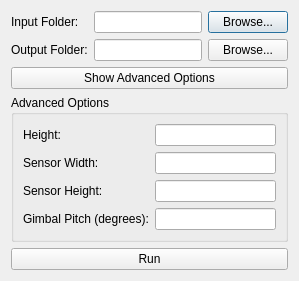
Above: plugin_dialog_base.ui from Geospaziale/rpa_footprints before the change. Below: the same form after it.
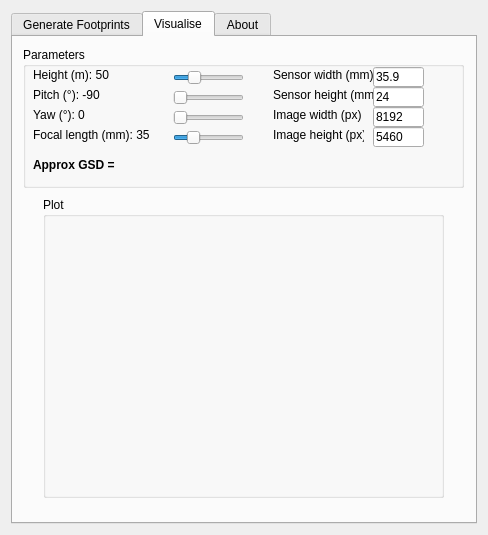
That is the form after the change. The open tabs and pages were chosen to show the change.

Diff of the .ui file:
```diff
--- a/plugin_dialog_base.ui
+++ b/plugin_dialog_base.ui
@@ -1,21 +1,51 @@
 <?xml version="1.0" encoding="UTF-8"?>
 <ui version="4.0">
- <class>MyPluginDialog</class>
- <widget class="QDialog" name="MyPluginDialog">
+ <class>RPA_Footprints</class>
+ <widget class="QDialog" name="RPA_Footprints">
+  <property name="geometry">
+   <rect>
+    <x>0</x>
+    <y>0</y>
+    <width>488</width>
+    <height>535</height>
+   </rect>
+  </property>
   <property name="windowTitle">
-   <string>My Plugin</string>
+   <string>RPA Footprints</string>
   </property>
   <layout class="QVBoxLayout" name="mainLayout">
-
-   <!-- Input Folder -->
    <item>
+    <widget class="QTabWidget" name="tabWidget">
+     <property name="currentIndex">
+      <number>0</number>
+     </property>
+     <widget class="QWidget" name="tab_generate_footprints">
+      <attribute name="title">
+       <string>Generate Footprints</string>
+      </attribute>
+      <widget class="QWidget" name="layoutWidget">
+       <property name="geometry">
+        <rect>
+         <x>14</x>
+         <y>10</y>
+         <width>431</width>
+         <height>58</height>
+        </rect>
+       </property>
     <layout class="QFormLayout" name="formLayout">
-     <item row="0" column="0">
-      <widget class="QLabel" name="labelInputFolder">
+        <item row="1" column="1">
+         <layout class="QHBoxLayout" name="outputFolderLayout">
+          <item>
+           <widget class="QLineEdit" name="outputFolderLine"/>
+          </item>
+          <item>
+           <widget class="QPushButton" name="btnOutputFolder">
        <property name="text">
-        <string>Input Folder:</string>
-       </property>
-      </widget>
+             <string>Browse...</string>
+            </property>
+           </widget>
+          </item>
+         </layout>
      </item>
      <item row="0" column="1">
       <layout class="QHBoxLayout" name="inputFolderLayout">
@@ -31,8 +61,6 @@
        </item>
       </layout>
      </item>
-
-     <!-- Output Folder -->
      <item row="1" column="0">
       <widget class="QLabel" name="labelOutputFolder">
        <property name="text">
@@ -40,36 +68,37 @@
        </property>
       </widget>
      </item>
-     <item row="1" column="1">
-      <layout class="QHBoxLayout" name="outputFolderLayout">
-       <item>
-        <widget class="QLineEdit" name="outputFolderLine"/>
-       </item>
-       <item>
-        <widget class="QPushButton" name="btnOutputFolder">
+        <item row="0" column="0">
+         <widget class="QLabel" name="labelInputFolder">
          <property name="text">
-          <string>Browse...</string>
+           <string>Input Folder:</string>
          </property>
         </widget>
        </item>
       </layout>
-     </item>
-
-    </layout>
-   </item>
-
-   <!-- Button to Expand/Collapse Advanced Options -->
-   <item>
+      </widget>
     <widget class="QPushButton" name="btnToggleAdvancedOptions">
+       <property name="geometry">
+        <rect>
+         <x>15</x>
+         <y>70</y>
+         <width>431</width>
+         <height>23</height>
+        </rect>
+       </property>
      <property name="text">
       <string>Show Advanced Options</string>
      </property>
     </widget>
-   </item>
-
-   <!-- Advanced Options (Initially Hidden) -->
-   <item>
     <widget class="QGroupBox" name="advancedOptionsGroup">
+       <property name="geometry">
+        <rect>
+         <x>10</x>
+         <y>100</y>
+         <width>431</width>
+         <height>131</height>
+        </rect>
+       </property>
      <property name="title">
       <string>Advanced Options</string>
      </property>
@@ -84,7 +113,6 @@
       <item row="0" column="1">
        <widget class="QLineEdit" name="heightLine"/>
       </item>
-
       <item row="1" column="0">
        <widget class="QLabel" name="labelSensorWidth">
         <property name="text">
@@ -95,7 +123,6 @@
       <item row="1" column="1">
        <widget class="QLineEdit" name="sensorWidthLine"/>
       </item>
-
       <item row="2" column="0">
        <widget class="QLabel" name="labelSensorHeight">
         <property name="text">
@@ -106,7 +133,6 @@
       <item row="2" column="1">
        <widget class="QLineEdit" name="sensorHeightLine"/>
       </item>
-
       <item row="3" column="0">
        <widget class="QLabel" name="labelGimbalPitch">
         <property name="text">
@@ -119,17 +145,394 @@
       </item>
      </layout>
     </widget>
-   </item>
-
-   <!-- Run Button -->
-   <item>
+      <widget class="QProgressBar" name="progressBar">
+       <property name="geometry">
+        <rect>
+         <x>10</x>
+         <y>270</y>
+         <width>421</width>
+         <height>21</height>
+        </rect>
+       </property>
+       <property name="value">
+        <number>0</number>
+       </property>
+      </widget>
     <widget class="QPushButton" name="runButton">
+       <property name="geometry">
+        <rect>
+         <x>10</x>
+         <y>300</y>
+         <width>421</width>
+         <height>23</height>
+        </rect>
+       </property>
      <property name="text">
       <string>Run</string>
      </property>
     </widget>
-   </item>
-
-  </layout>
- </widget>
+      <widget class="QCheckBox" name="checkbox_merge">
+       <property name="geometry">
+        <rect>
+         <x>20</x>
+         <y>240</y>
+         <width>151</width>
+         <height>17</height>
+        </rect>
+       </property>
+       <property name="text">
+        <string>Merge footprints</string>
+       </property>
+       <property name="checked">
+        <bool>true</bool>
+       </property>
+      </widget>
+     </widget>
+     <widget class="QWidget" name="tab_visualise">
+      <attribute name="title">
+       <string>Visualise</string>
+      </attribute>
+      <widget class="QGroupBox" name="group_parameters">
+       <property name="geometry">
+        <rect>
+         <x>10</x>
+         <y>10</y>
+         <width>441</width>
+         <height>141</height>
+        </rect>
+       </property>
+       <property name="title">
+        <string>Parameters</string>
+       </property>
+       <widget class="QSlider" name="height_slider">
+        <property name="geometry">
+         <rect>
+          <x>150</x>
+          <y>20</y>
+          <width>71</width>
+          <height>22</height>
+         </rect>
+        </property>
+        <property name="minimum">
+         <number>1</number>
+        </property>
+        <property name="maximum">
+         <number>200</number>
+        </property>
+        <property name="value">
+         <number>50</number>
+        </property>
+        <property name="orientation">
+         <enum>Qt::Horizontal</enum>
+        </property>
+       </widget>
+       <widget class="QLabel" name="height_label">
+        <property name="geometry">
+         <rect>
+          <x>10</x>
+          <y>20</y>
+          <width>81</width>
+          <height>16</height>
+         </rect>
+        </property>
+        <property name="text">
+         <string>Height (m): 50</string>
+        </property>
+       </widget>
+       <widget class="QLabel" name="pitch_label">
+        <property name="geometry">
+         <rect>
+          <x>10</x>
+          <y>40</y>
+          <width>71</width>
+          <height>16</height>
+         </rect>
+        </property>
+        <property name="text">
+         <string>Pitch (°): -90</string>
+        </property>
+       </widget>
+       <widget class="QLabel" name="yaw_label">
+        <property name="geometry">
+         <rect>
+          <x>10</x>
+          <y>60</y>
+          <width>71</width>
+          <height>16</height>
+         </rect>
+        </property>
+        <property name="text">
+         <string>Yaw (°): 0</string>
+        </property>
+       </widget>
+       <widget class="QLabel" name="focal_length_label">
+        <property name="geometry">
+         <rect>
+          <x>10</x>
+          <y>80</y>
+          <width>131</width>
+          <height>16</height>
+         </rect>
+        </property>
+        <property name="text">
+         <string>Focal length (mm): 35</string>
+        </property>
+       </widget>
+       <widget class="QLabel" name="sensor_width_label">
+        <property name="geometry">
+         <rect>
+          <x>250</x>
+          <y>20</y>
+          <width>101</width>
+          <height>16</height>
+         </rect>
+        </property>
+        <property name="text">
+         <string>Sensor width (mm)</string>
+        </property>
+       </widget>
+       <widget class="QLabel" name="sensor_height_label">
+        <property name="geometry">
+         <rect>
+          <x>250</x>
+          <y>40</y>
+          <width>101</width>
+          <height>16</height>
+         </rect>
+        </property>
+        <property name="text">
+         <string>Sensor height (mm)</string>
+        </property>
+       </widget>
+       <widget class="QLabel" name="image_height_label">
+        <property name="geometry">
+         <rect>
+          <x>250</x>
+          <y>80</y>
+          <width>91</width>
+          <height>16</height>
+         </rect>
+        </property>
+        <property name="text">
+         <string>Image height (px)</string>
+        </property>
+       </widget>
+       <widget class="QLabel" name="image_width_label">
+        <property name="geometry">
+         <rect>
+          <x>250</x>
+          <y>60</y>
+          <width>91</width>
+          <height>16</height>
+         </rect>
+        </property>
+        <property name="text">
+         <string>Image width (px)</string>
+        </property>
+       </widget>
+       <widget class="QSlider" name="pitch_slider">
+        <property name="geometry">
+         <rect>
+          <x>150</x>
+          <y>40</y>
+          <width>71</width>
+          <height>22</height>
+         </rect>
+        </property>
+        <property name="minimum">
+         <number>-90</number>
+        </property>
+        <property name="maximum">
+         <number>-1</number>
+        </property>
+        <property name="value">
+         <number>-90</number>
+        </property>
+        <property name="orientation">
+         <enum>Qt::Horizontal</enum>
+        </property>
+       </widget>
+       <widget class="QSlider" name="yaw_slider">
+        <property name="geometry">
+         <rect>
+          <x>150</x>
+          <y>60</y>
+          <width>71</width>
+          <height>22</height>
+         </rect>
+        </property>
+        <property name="maximum">
+         <number>360</number>
+        </property>
+        <property name="orientation">
+         <enum>Qt::Horizontal</enum>
+        </property>
+       </widget>
+       <widget class="QSlider" name="focallength_slider">
+        <property name="geometry">
+         <rect>
+          <x>150</x>
+          <y>80</y>
+          <width>71</width>
+          <height>22</height>
+         </rect>
+        </property>
+        <property name="minimum">
+         <number>10</number>
+        </property>
+        <property name="maximum">
+         <number>1500</number>
+        </property>
+        <property name="pageStep">
+         <number>5</number>
+        </property>
+        <property name="value">
+         <number>350</number>
+        </property>
+        <property name="orientation">
+         <enum>Qt::Horizontal</enum>
+        </property>
+       </widget>
+       <widget class="QLineEdit" name="sensor_width">
+        <property name="geometry">
+         <rect>
+          <x>350</x>
+          <y>20</y>
+          <width>51</width>
+          <height>20</height>
+         </rect>
+        </property>
+        <property name="text">
+         <string>35.9</string>
+        </property>
+       </widget>
+       <widget class="QLineEdit" name="sensor_height">
+        <property name="geometry">
+         <rect>
+          <x>350</x>
+          <y>40</y>
+          <width>51</width>
+          <height>20</height>
+         </rect>
+        </property>
+        <property name="text">
+         <string>24</string>
+        </property>
+       </widget>
+       <widget class="QLineEdit" name="image_width">
+        <property name="geometry">
+         <rect>
+          <x>350</x>
+          <y>60</y>
+          <width>51</width>
+          <height>20</height>
+         </rect>
+        </property>
+        <property name="text">
+         <string>8192</string>
+        </property>
+       </widget>
+       <widget class="QLineEdit" name="image_height">
+        <property name="geometry">
+         <rect>
+          <x>350</x>
+          <y>80</y>
+          <width>51</width>
+          <height>20</height>
+         </rect>
+        </property>
+        <property name="text">
+         <string>5460</string>
+        </property>
+       </widget>
+       <widget class="QLabel" name="gsd_label">
+        <property name="geometry">
+         <rect>
+          <x>10</x>
+          <y>110</y>
+          <width>151</width>
+          <height>16</height>
+         </rect>
+        </property>
+        <property name="font">
+         <font>
+          <weight>75</weight>
+          <bold>true</bold>
+         </font>
+        </property>
+        <property name="text">
+         <string>Approx GSD = </string>
+        </property>
+       </widget>
+      </widget>
+      <widget class="QGroupBox" name="group_plot">
+       <property name="geometry">
+        <rect>
+         <x>30</x>
+         <y>160</y>
+         <width>401</width>
+         <height>301</height>
+        </rect>
+       </property>
+       <property name="title">
+        <string>Plot</string>
+       </property>
+       <layout class="QVBoxLayout" name="plotlayout">
+        <item>
+         <widget class="QWidget" name="plotWidget" native="true"/>
+        </item>
+       </layout>
+      </widget>
+     </widget>
+     <widget class="QWidget" name="tab_about">
+      <attribute name="title">
+       <string>About</string>
+      </attribute>
+      <widget class="QTextBrowser" name="textBrowser">
+       <property name="geometry">
+        <rect>
+         <x>10</x>
+         <y>10</y>
+         <width>421</width>
+         <height>461</height>
+        </rect>
+       </property>
+       <property name="html">
+        <string>&lt;!DOCTYPE HTML PUBLIC &quot;-//W3C//DTD HTML 4.0//EN&quot; &quot;http://www.w3.org/TR/REC-html40/strict.dtd&quot;&gt;
+&lt;html&gt;&lt;head&gt;&lt;meta name=&quot;qrichtext&quot; content=&quot;1&quot; /&gt;&lt;style type=&quot;text/css&quot;&gt;
+p, li { white-space: pre-wrap; }
+&lt;/style&gt;&lt;/head&gt;&lt;body style=&quot; font-family:'MS Shell Dlg 2'; font-size:8.25pt; font-weight:400; font-style:normal;&quot;&gt;
+&lt;p style=&quot; margin-top:0px; margin-bottom:0px; margin-left:0px; margin-right:0px; -qt-block-indent:0; text-indent:0px;&quot;&gt;&lt;span style=&quot; font-size:8pt; font-weight:600;&quot;&gt;What is a 'footprint'?&lt;/span&gt;&lt;/p&gt;
+&lt;p style=&quot;-qt-paragraph-type:empty; margin-top:0px; margin-bottom:0px; margin-left:0px; margin-right:0px; -qt-block-indent:0; text-indent:0px; font-size:8pt; font-weight:600;&quot;&gt;&lt;br /&gt;&lt;/p&gt;
+&lt;p style=&quot; margin-top:0px; margin-bottom:0px; margin-left:0px; margin-right:0px; -qt-block-indent:0; text-indent:0px;&quot;&gt;&lt;span style=&quot; font-size:8pt;&quot;&gt;A footprint is a polygon representing the approximate area on the ground visible in a drone image. Drone images only store the GPS location that the photo was taken from, so footprints have to be estimated from other metadata contained in the images.&lt;/span&gt;&lt;/p&gt;
+&lt;p style=&quot;-qt-paragraph-type:empty; margin-top:0px; margin-bottom:0px; margin-left:0px; margin-right:0px; -qt-block-indent:0; text-indent:0px; font-size:8pt;&quot;&gt;&lt;br /&gt;&lt;/p&gt;
+&lt;p style=&quot; margin-top:0px; margin-bottom:0px; margin-left:0px; margin-right:0px; -qt-block-indent:0; text-indent:0px;&quot;&gt;&lt;span style=&quot; font-size:8pt; font-weight:600;&quot;&gt;How it works&lt;/span&gt;&lt;/p&gt;
+&lt;p style=&quot;-qt-paragraph-type:empty; margin-top:0px; margin-bottom:0px; margin-left:0px; margin-right:0px; -qt-block-indent:0; text-indent:0px; font-size:8pt;&quot;&gt;&lt;br /&gt;&lt;/p&gt;
+&lt;p style=&quot; margin-top:0px; margin-bottom:0px; margin-left:0px; margin-right:0px; -qt-block-indent:0; text-indent:0px;&quot;&gt;&lt;span style=&quot; font-size:8pt;&quot;&gt;This plugin estimates the footprints using several bits of metadata contained in the image EXIF tags:&lt;/span&gt;&lt;/p&gt;
+&lt;p style=&quot;-qt-paragraph-type:empty; margin-top:0px; margin-bottom:0px; margin-left:0px; margin-right:0px; -qt-block-indent:0; text-indent:0px; font-size:8pt;&quot;&gt;&lt;br /&gt;&lt;/p&gt;
+&lt;p style=&quot; margin-top:0px; margin-bottom:0px; margin-left:0px; margin-right:0px; -qt-block-indent:0; text-indent:0px;&quot;&gt;&lt;span style=&quot; font-size:8pt;&quot;&gt;- Image location (latitude and longitude)&lt;/span&gt;&lt;/p&gt;
+&lt;p style=&quot; margin-top:0px; margin-bottom:0px; margin-left:0px; margin-right:0px; -qt-block-indent:0; text-indent:0px;&quot;&gt;&lt;span style=&quot; font-size:8pt;&quot;&gt;- Height above ground level (m)&lt;/span&gt;&lt;/p&gt;
+&lt;p style=&quot; margin-top:0px; margin-bottom:0px; margin-left:0px; margin-right:0px; -qt-block-indent:0; text-indent:0px;&quot;&gt;&lt;span style=&quot; font-size:8pt;&quot;&gt;- Gimbal pitch (-90&lt;/span&gt;&lt;span style=&quot; font-family:'Google Sans','Arial','sans-serif'; font-size:8pt; color:#1f1f1f; background-color:#ffffff;&quot;&gt;° &lt;/span&gt;&lt;span style=&quot; font-size:8pt;&quot;&gt;means camera is pointing straight down - nadir)&lt;/span&gt;&lt;/p&gt;
+&lt;p style=&quot; margin-top:0px; margin-bottom:0px; margin-left:0px; margin-right:0px; -qt-block-indent:0; text-indent:0px;&quot;&gt;&lt;span style=&quot; font-size:8pt;&quot;&gt;- Gimbal yaw (direction the sensor is facing with respect to North)&lt;/span&gt;&lt;/p&gt;
+&lt;p style=&quot; margin-top:0px; margin-bottom:0px; margin-left:0px; margin-right:0px; -qt-block-indent:0; text-indent:0px;&quot;&gt;&lt;span style=&quot; font-size:8pt;&quot;&gt;- Focal length of sensor&lt;/span&gt;&lt;/p&gt;
+&lt;p style=&quot; margin-top:0px; margin-bottom:0px; margin-left:0px; margin-right:0px; -qt-block-indent:0; text-indent:0px;&quot;&gt;&lt;span style=&quot; font-size:8pt;&quot;&gt;- Sensor dimensions&lt;/span&gt;&lt;/p&gt;
+&lt;p style=&quot; margin-top:0px; margin-bottom:0px; margin-left:0px; margin-right:0px; -qt-block-indent:0; text-indent:0px;&quot;&gt;&lt;span style=&quot; font-size:8pt;&quot;&gt;- Image dimensions&lt;/span&gt;&lt;/p&gt;
+&lt;p style=&quot;-qt-paragraph-type:empty; margin-top:0px; margin-bottom:0px; margin-left:0px; margin-right:0px; -qt-block-indent:0; text-indent:0px; font-size:8pt;&quot;&gt;&lt;br /&gt;&lt;/p&gt;
+&lt;p style=&quot; margin-top:0px; margin-bottom:0px; margin-left:0px; margin-right:0px; -qt-block-indent:0; text-indent:0px;&quot;&gt;&lt;span style=&quot; font-size:8pt;&quot;&gt;Everything except the sensor dimensions can typically be extracted programtically from the EXIF data. Sensor dimensions (width and height) are typically not contained in the EXIF data, so there is a option to manually specify these in case the have not been included in the plugin's backend.&lt;/span&gt;&lt;/p&gt;
+&lt;p style=&quot;-qt-paragraph-type:empty; margin-top:0px; margin-bottom:0px; margin-left:0px; margin-right:0px; -qt-block-indent:0; text-indent:0px; font-size:8pt;&quot;&gt;&lt;br /&gt;&lt;/p&gt;
+&lt;p style=&quot; margin-top:0px; margin-bottom:0px; margin-left:0px; margin-right:0px; -qt-block-indent:0; text-indent:0px;&quot;&gt;&lt;span style=&quot; font-size:8pt;&quot;&gt;The plugin will generate footprints for all images in the input folder (including subfolders) and will export footprints in geojson format.&lt;/span&gt;&lt;/p&gt;
+&lt;p style=&quot;-qt-paragraph-type:empty; margin-top:0px; margin-bottom:0px; margin-left:0px; margin-right:0px; -qt-block-indent:0; text-indent:0px; font-size:8pt;&quot;&gt;&lt;br /&gt;&lt;/p&gt;
+&lt;p style=&quot; margin-top:0px; margin-bottom:0px; margin-left:0px; margin-right:0px; -qt-block-indent:0; text-indent:0px;&quot;&gt;&lt;span style=&quot; font-size:8pt; font-weight:600;&quot;&gt;Resources&lt;/span&gt;&lt;/p&gt;
+&lt;p style=&quot;-qt-paragraph-type:empty; margin-top:0px; margin-bottom:0px; margin-left:0px; margin-right:0px; -qt-block-indent:0; text-indent:0px; font-size:8pt;&quot;&gt;&lt;br /&gt;&lt;/p&gt;
+&lt;p style=&quot; margin-top:0px; margin-bottom:0px; margin-left:0px; margin-right:0px; -qt-block-indent:0; text-indent:0px;&quot;&gt;&lt;span style=&quot; font-size:8pt;&quot;&gt;- The math used in this plugin is based off the &lt;/span&gt;&lt;a href=&quot;https://gis.stackexchange.com/questions/384756/georeference-single-drone-image-from-exif-data&quot;&gt;&lt;span style=&quot; font-size:8pt; text-decoration: underline; color:#0000ff;&quot;&gt;forum post&lt;/span&gt;&lt;/a&gt;&lt;span style=&quot; font-size:8pt;&quot;&gt; by Houska on GIS StackExchange&lt;/span&gt;&lt;/p&gt;
+&lt;p style=&quot; margin-top:0px; margin-bottom:0px; margin-left:0px; margin-right:0px; -qt-block-indent:0; text-indent:0px;&quot;&gt;&lt;span style=&quot; font-size:8pt;&quot;&gt;- A more sophisticated Python repositry for georefencing individual drone images developed by spifftek70 is available on GitHub: &lt;/span&gt;&lt;a href=&quot;https://github.com/spifftek70/Drone-Footprints&quot;&gt;&lt;span style=&quot; font-size:8pt; text-decoration: underline; color:#0000ff;&quot;&gt;Drone-Footprints&lt;/span&gt;&lt;/a&gt;&lt;span style=&quot; font-size:8pt;&quot;&gt;.&lt;/span&gt;&lt;/p&gt;&lt;/body&gt;&lt;/html&gt;</string>
+       </property>
+      </widget>
+     </widget>
+    </widget>
+   </item>
+  </layout>
+ </widget>
+ <resources/>
+ <connections/>
 </ui>
```
Lines whose indentation alone changed are shown as unchanged.
